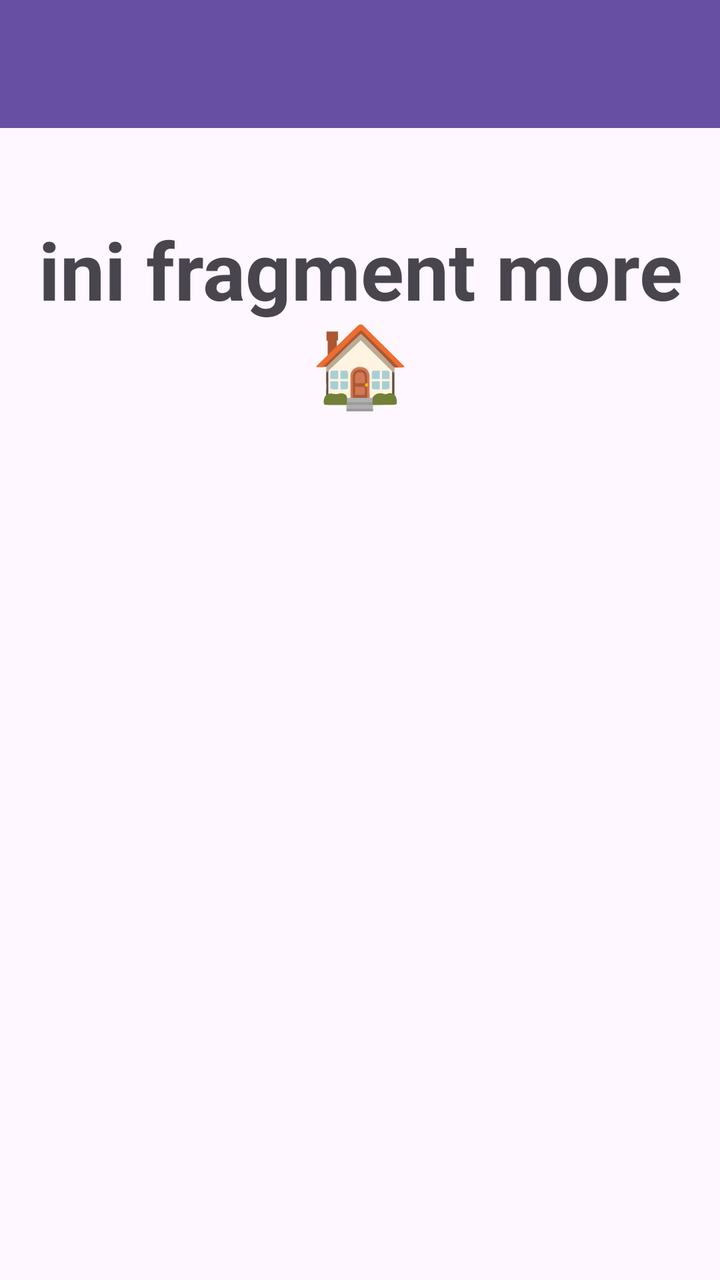
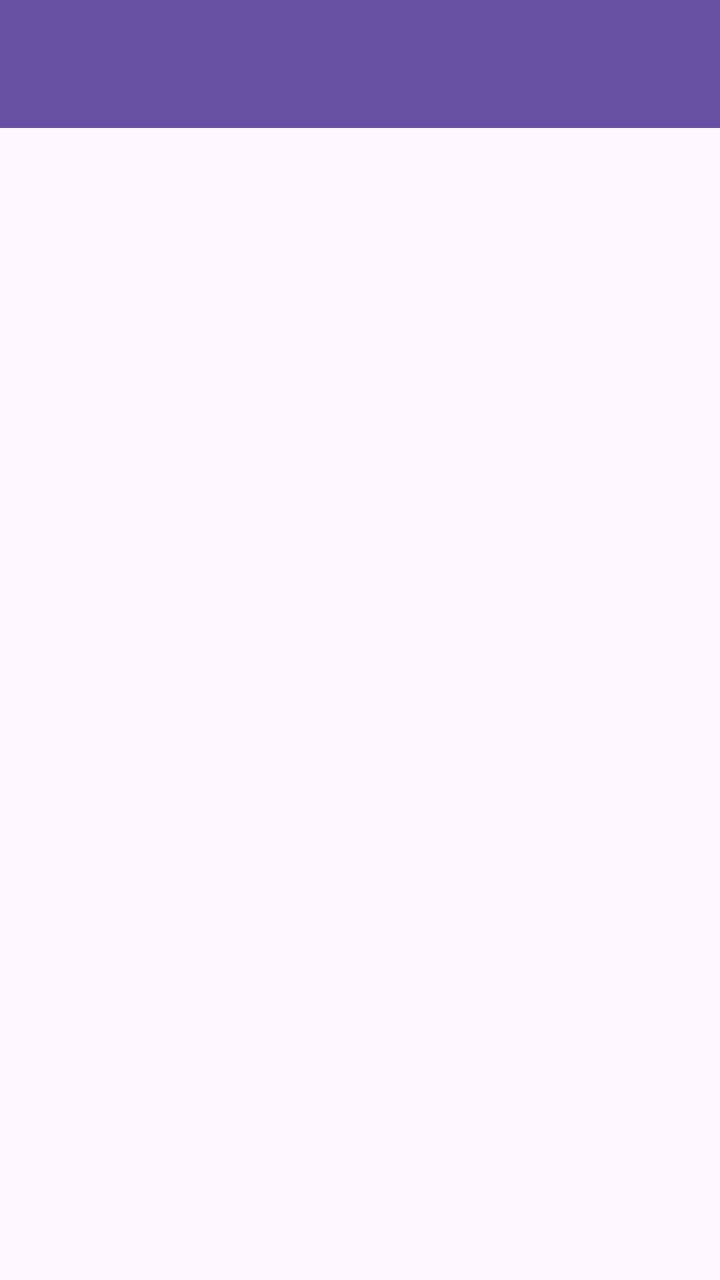

Two renders of the same Android screen: before a commit and after it. Below are the layout's source before the change and the commit's diff.
<!-- AndroidManifest.xml: application theme Theme.FarrelApps -->
<!-- res/layout/fragment_more.xml -->
<?xml version="1.0" encoding="utf-8"?>
<androidx.constraintlayout.widget.ConstraintLayout xmlns:android="http://schemas.android.com/apk/res/android"
    xmlns:tools="http://schemas.android.com/tools"
    android:layout_width="match_parent"
    android:layout_height="match_parent"
    xmlns:app="http://schemas.android.com/apk/res-auto"
    tools:context=".More.MoreFragment">

    

    <androidx.appcompat.widget.Toolbar
        android:id="@+id/toolbar"
        android:layout_width="match_parent"
        android:layout_height="?attr/actionBarSize"
        android:background="?attr/colorPrimary"
        android:theme="?attr/actionBarTheme"
        app:layout_constraintTop_toTopOf="parent"
        app:layout_constraintStart_toStartOf="parent"
        app:layout_constraintEnd_toEndOf="parent" />

    <TextView
        android:layout_width="wrap_content"
        android:layout_height="wrap_content"
        android:layout_marginTop="44dp"
        android:text="ini fragment more 🏠"
        android:textAlignment="center"
        android:textSize="40sp"
        android:textStyle="bold"
        app:layout_constraintBottom_toBottomOf="parent"
        app:layout_constraintEnd_toEndOf="parent"
        app:layout_constraintStart_toStartOf="parent"
        app:layout_constraintTop_toBottomOf="@+id/toolbar"
        app:layout_constraintVertical_bias="0.0" />


</androidx.constraintlayout.widget.ConstraintLayout>
<!-- resources referenced by this layout -->
<resources>
  <style name="Theme.FarrelApps" parent="Base.Theme.FarrelApps" />
  <style name="Base.Theme.FarrelApps" parent="Theme.Material3.DayNight.NoActionBar">
          
          
      </style>
</resources>

<!-- the commit's change to res/layout/fragment_more.xml (unified diff, before → after) -->
@@ -1,36 +1,30 @@
 <?xml version="1.0" encoding="utf-8"?>
-<androidx.constraintlayout.widget.ConstraintLayout xmlns:android="http://schemas.android.com/apk/res/android"
-    xmlns:tools="http://schemas.android.com/tools"
+<androidx.coordinatorlayout.widget.CoordinatorLayout
+    xmlns:android="http://schemas.android.com/apk/res/android"
+    xmlns:app="http://schemas.android.com/apk/res-auto"
     android:layout_width="match_parent"
-    android:layout_height="match_parent"
-    xmlns:app="http://schemas.android.com/apk/res-auto"
-    tools:context=".More.MoreFragment">
+    android:layout_height="match_parent">
 
-    
+    <com.google.android.material.appbar.AppBarLayout
+        android:id="@+id/appBarLayout"
+        android:layout_width="match_parent"
+        android:layout_height="wrap_content"
+        android:theme="@style/ThemeOverlay.AppCompat.Dark.ActionBar">
 
-    <androidx.appcompat.widget.Toolbar
-        android:id="@+id/toolbar"
+        <androidx.appcompat.widget.Toolbar
+            android:id="@+id/toolbar"
+            android:layout_width="match_parent"
+            android:layout_height="?attr/actionBarSize"
+            android:background="?attr/colorPrimary"
+            app:layout_scrollFlags="scroll|enterAlways"
+            app:titleTextColor="@android:color/white" />
+
+    </com.google.android.material.appbar.AppBarLayout>
+
+    <ListView
+        android:id="@+id/listViewItems"
         android:layout_width="match_parent"
-        android:layout_height="?attr/actionBarSize"
-        android:background="?attr/colorPrimary"
-        android:theme="?attr/actionBarTheme"
-        app:layout_constraintTop_toTopOf="parent"
-        app:layout_constraintStart_toStartOf="parent"
-        app:layout_constraintEnd_toEndOf="parent" />
+        android:layout_height="match_parent"
+        app:layout_behavior="@string/appbar_scrolling_view_behavior" />
 
-    <TextView
-        android:layout_width="wrap_content"
-        android:layout_height="wrap_content"
-        android:layout_marginTop="44dp"
-        android:text="ini fragment more 🏠"
-        android:textAlignment="center"
-        android:textSize="40sp"
-        android:textStyle="bold"
-        app:layout_constraintBottom_toBottomOf="parent"
-        app:layout_constraintEnd_toEndOf="parent"
-        app:layout_constraintStart_toStartOf="parent"
-        app:layout_constraintTop_toBottomOf="@+id/toolbar"
-        app:layout_constraintVertical_bias="0.0" />
-
-
-</androidx.constraintlayout.widget.ConstraintLayout>
+</androidx.coordinatorlayout.widget.CoordinatorLayout>
